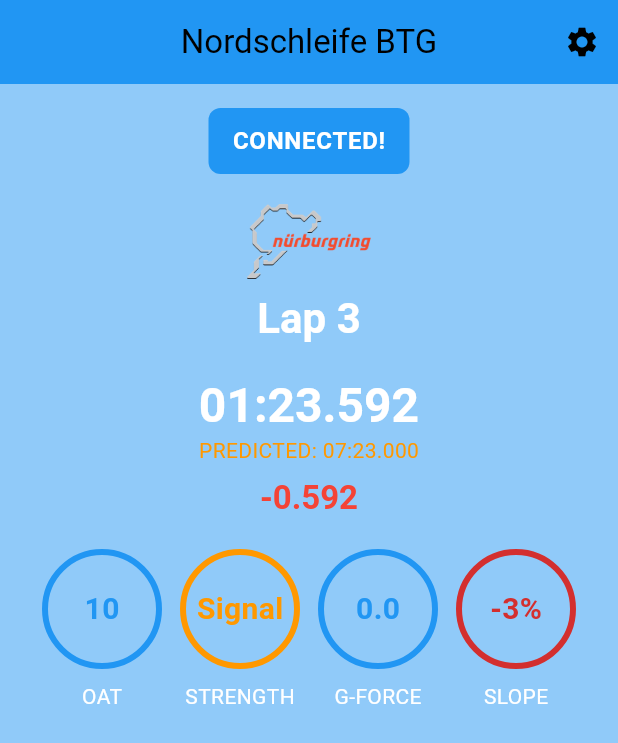
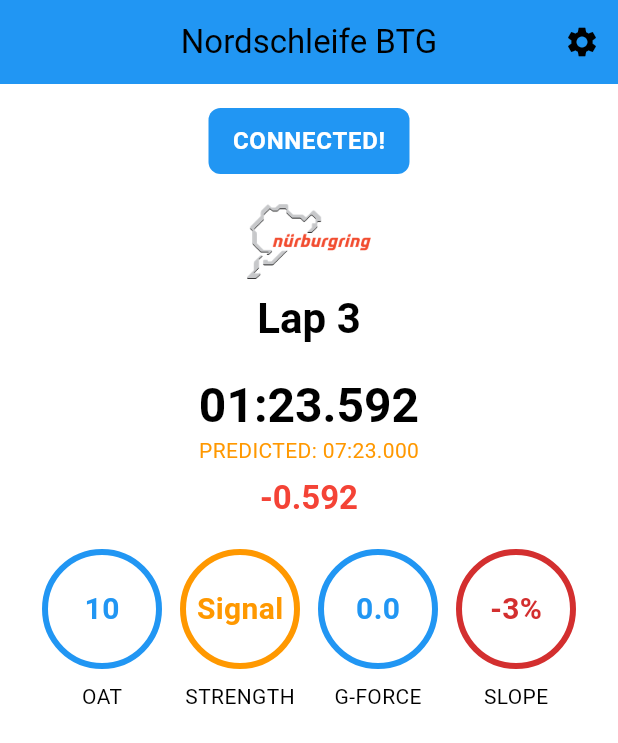
Before and after one commit to nebletic/trackg, a Flutter app: the screen it shows after launch, on a phone screen of 412 x 824 dp. Shown: the top 743 px of the screen. Run offline on Flutter 3.47's test engine with Material 3 defaults, Android fonts, the phone set to English and light mode, and no system bars; our stand-ins replace shared_preferences.

Commit message:
updated theme

```diff
--- a/lib/screens/dashboard.dart
+++ b/lib/screens/dashboard.dart
@@ -43,7 +43,7 @@
           ],
         ),
       ),
-      backgroundColor: theme.colorScheme.background, // Set background to theme's background color
+      backgroundColor: theme.colorScheme.surface, // Use theme's surface color
     );
   }
 
@@ -77,7 +77,7 @@
           'Lap 3',
           style: theme.textTheme.headlineMedium?.copyWith(
             fontWeight: FontWeight.bold,
-            color: theme.colorScheme.onBackground, // Adapt to background
+            color: theme.colorScheme.onSurface, // Adapt to surface color
           ),
         ),
       ],
@@ -92,7 +92,7 @@
           '01:23.592',
           style: theme.textTheme.headlineLarge?.copyWith(
             fontWeight: FontWeight.bold,
-            color: theme.colorScheme.onBackground, // Adapt to background
+            color: theme.colorScheme.onSurface, // Adapt to surface color
           ),
         ),
         Text(
@@ -153,7 +153,7 @@
           label,
           style: TextStyle(
             fontSize: 14,
-            color: theme.colorScheme.onBackground, // Adapt to background
+            color: theme.colorScheme.onSurface, // Adapt to surface color
           ),
         ),
       ],
--- a/lib/themes/theme_builder.dart
+++ b/lib/themes/theme_builder.dart
@@ -9,7 +9,9 @@
       scaffoldBackgroundColor: Colors.white,
       colorScheme: ColorScheme.fromSwatch().copyWith(
         primary: Colors.blue,
-        secondary: Colors.orange,  // Use for accents
+        secondary: Colors.orange,
+        surface: Colors.white, // Use white for default surface
+        onSurface: Colors.black, // Use black text on surface
       ),
       // Custom colors for dashboard
       cardColor: Colors.blue[200]!,
@@ -22,6 +24,8 @@
       colorScheme: ColorScheme.fromSwatch(brightness: Brightness.dark).copyWith(
         primary: Colors.grey[900]!,
         secondary: Colors.blueAccent,
+        surface: Colors.grey[850], // Dark surface for dark theme
+        onSurface: Colors.white,  // Use white text on dark surface
       ),
       cardColor: Colors.grey[800]!,
       indicatorColor: Colors.grey[600]!,
@@ -33,6 +37,8 @@
       colorScheme: ColorScheme.fromSwatch().copyWith(
         primary: Colors.teal,
         secondary: Colors.lightBlueAccent,
+        surface: Colors.teal, // Light surface for Ocean theme
+        onSurface: Colors.black, // Black text on light surface
       ),
       cardColor: Colors.teal[200]!,
       indicatorColor: Colors.teal,
```
